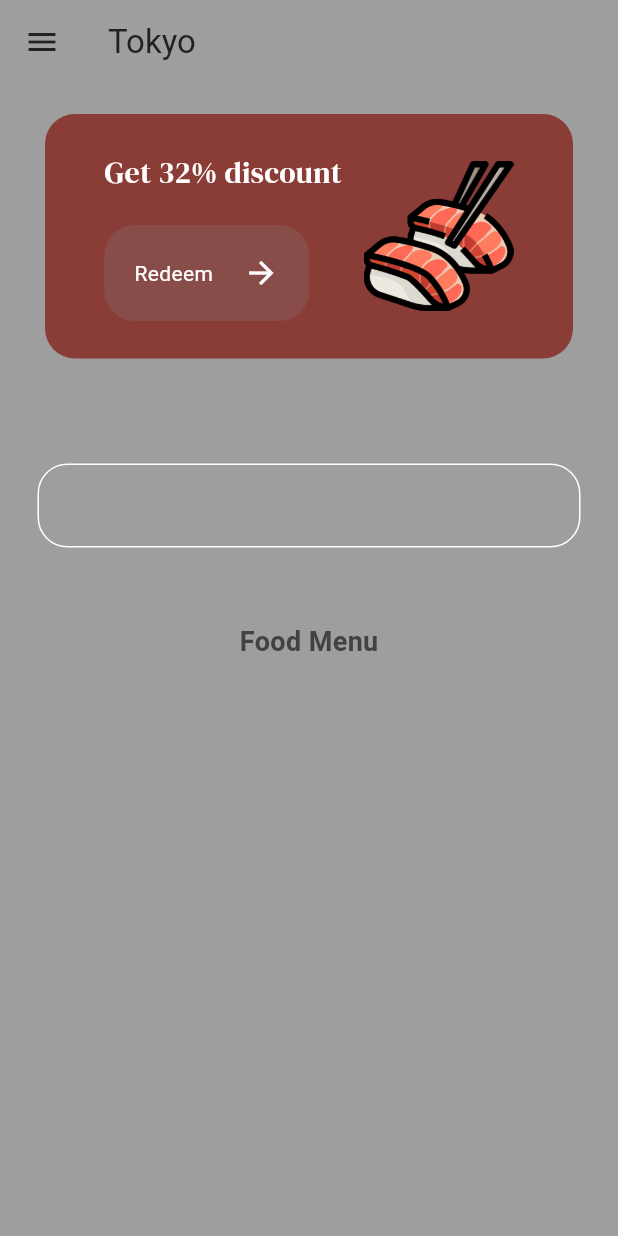
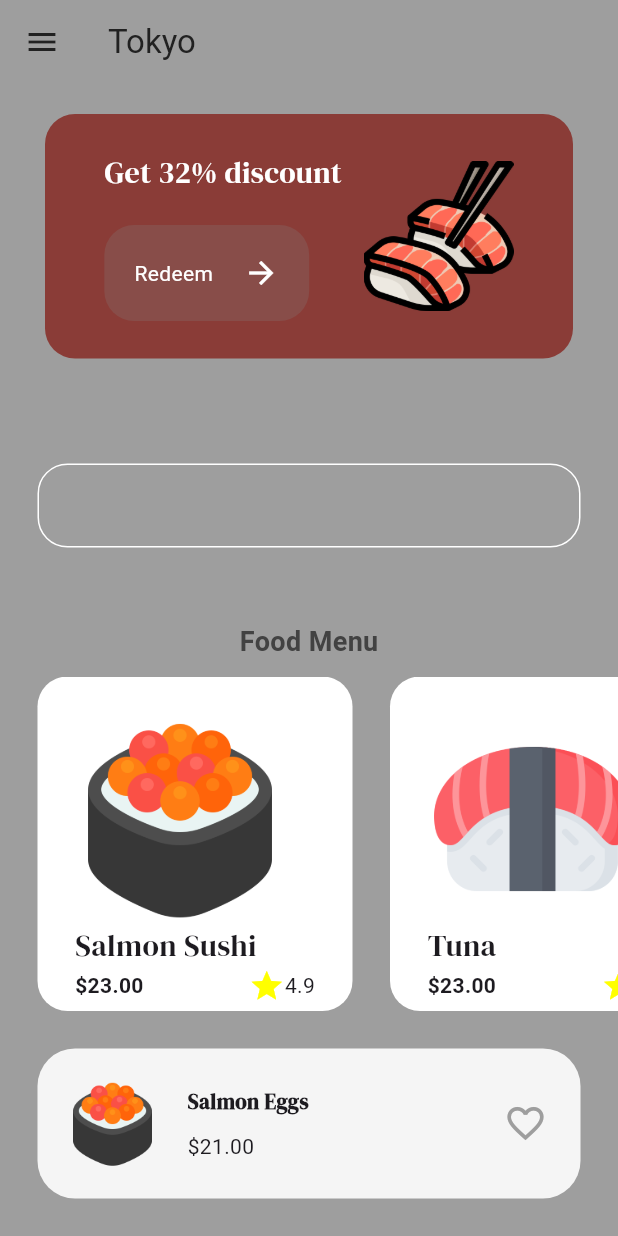
Before and after one commit to Sunichiii/UI, a Flutter app: the MenuPage screen opened by its route, on a phone screen of 412 x 824 dp. Run offline on Flutter 3.47's test engine with Material 3 defaults, Android fonts, the phone set to English and light mode, and no system bars; our stand-ins replace google_fonts.

Commit message:
created menu page

```diff
--- /dev/null
+++ b/sushi_resturant/lib/components/food_tile.dart
@@ -0,0 +1,47 @@
+import 'package:flutter/material.dart';
+import 'package:google_fonts/google_fonts.dart';
+import 'package:sushi_resturant/models/food.dart';
+
+class FoodTile extends StatelessWidget {
+  final Food food;
+  const FoodTile({super.key, required this.food});
+
+  @override
+  Widget build(BuildContext context) {
+    return Container(
+      decoration: BoxDecoration(
+        color: Colors.white,
+        borderRadius: BorderRadius.circular(20),
+      ),
+      margin: EdgeInsets.only(left: 25),
+      padding: EdgeInsets.all(25),
+      child: Column(
+        crossAxisAlignment: CrossAxisAlignment.start,
+        children: [
+          Image.asset(food.imagePath, height: 140),
+          Text(food.name, style: GoogleFonts.dmSerifDisplay(fontSize: 20)),
+
+          SizedBox(
+            width: 160,
+            child: Row(
+              mainAxisAlignment: MainAxisAlignment.spaceBetween,
+              children: [
+                Text(
+                  '\$${food.price}',
+                  style: TextStyle(fontWeight: FontWeight.bold),
+                ),
+
+                Row(
+                  children: [
+                    Icon(Icons.star, color: Colors.yellowAccent),
+                    Text(food.rating),
+                  ],
+                ),
+              ],
+            ),
+          ),
+        ],
+      ),
+    );
+  }
+}
--- a/sushi_resturant/lib/models/food.dart
+++ b/sushi_resturant/lib/models/food.dart
@@ -0,0 +1,18 @@
+class Food {
+  String price;
+  String name;
+  String imagePath;
+  String rating;
+
+  Food({
+    required this.name,
+    required this.price,
+    required this.imagePath,
+    required this.rating,
+  });
+
+  String get _name => name;
+  String get _price => price;
+  String get _imagePath => imagePath;
+  String get _rating => rating;
+}
--- a/sushi_resturant/lib/pages/menu_page.dart
+++ b/sushi_resturant/lib/pages/menu_page.dart
@@ -2,10 +2,45 @@ import 'package:flutter/foundation.dart';
 import 'package:flutter/material.dart';
 import 'package:google_fonts/google_fonts.dart';
 import 'package:sushi_resturant/components/button.dart';
+import 'package:sushi_resturant/components/food_tile.dart';
+import 'package:sushi_resturant/models/food.dart';
 import 'package:sushi_resturant/themes/colors.dart';
 
-class MenuPage extends StatelessWidget {
+class MenuPage extends StatefulWidget {
   const MenuPage({super.key});
+
+  @override
+  State<MenuPage> createState() => _MenuPageState();
+}
+
+class _MenuPageState extends State<MenuPage> {
+  //food menu
+  List foodMenu = [
+    Food(
+      name: "Salmon Sushi",
+      price: "23.00",
+      imagePath: "assets/sushi.png",
+      rating: "4.9",
+    ),
+    Food(
+      name: "Tuna",
+      price: "23.00",
+      imagePath: "assets/sushi1.png",
+      rating: "4.9",
+    ),
+    Food(
+      name: "Salmon Sushi",
+      price: "23.00",
+      imagePath: "assets/sushi3.png",
+      rating: "4.9",
+    ),
+    Food(
+      name: "Salmon Sushi",
+      price: "23.00",
+      imagePath: "assets/sushi4.png",
+      rating: "4.9",
+    ),
+  ];
 
   @override
   Widget build(BuildContext context) {
@@ -81,6 +116,54 @@ class MenuPage extends StatelessWidget {
               ),
             ),
           ),
+
+          SizedBox(height: 10),
+
+          Expanded(
+            child: ListView.builder(
+              scrollDirection: Axis.horizontal,
+              itemBuilder: (context, index) => FoodTile(food: foodMenu[index]),
+              itemCount: foodMenu.length,
+            ),
+          ),
+
+          const SizedBox(height: 25),
+
+          Container(
+            decoration: BoxDecoration(
+              color: Colors.grey[100],
+              borderRadius: BorderRadius.circular(25),
+            ),
+            margin: EdgeInsets.only(left: 25, right: 25, bottom: 25),
+            padding: EdgeInsets.all(20),
+            child: Row(
+              children: [
+                Row(
+                  mainAxisAlignment: MainAxisAlignment.spaceBetween,
+                  children: [
+                    Image.asset('assets/sushi.png', height: 60),
+
+                    SizedBox(width: 20),
+                    Column(
+                      crossAxisAlignment: CrossAxisAlignment.start,
+                      children: [
+                        Text(
+                          "Salmon Eggs",
+                          style: GoogleFonts.dmSerifDisplay(
+                            fontWeight: FontWeight.bold,
+                          ),
+                        ),
+                        SizedBox(height: 10),
+                        Text("\$21.00", style: TextStyle()),
+                      ],
+                    ),
+                    SizedBox(width: 130),
+                    Icon(Icons.favorite_outline, color: Colors.grey, size: 29),
+                  ],
+                ),
+              ],
+            ),
+          ),
         ],
       ),
       //search bar
```
